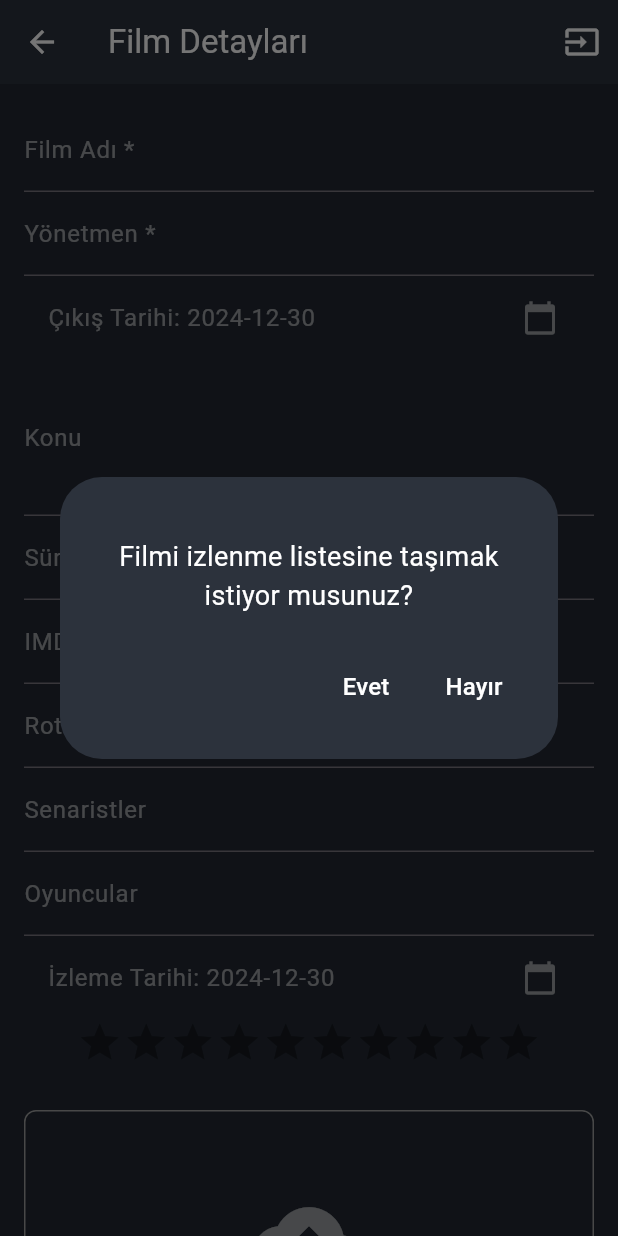
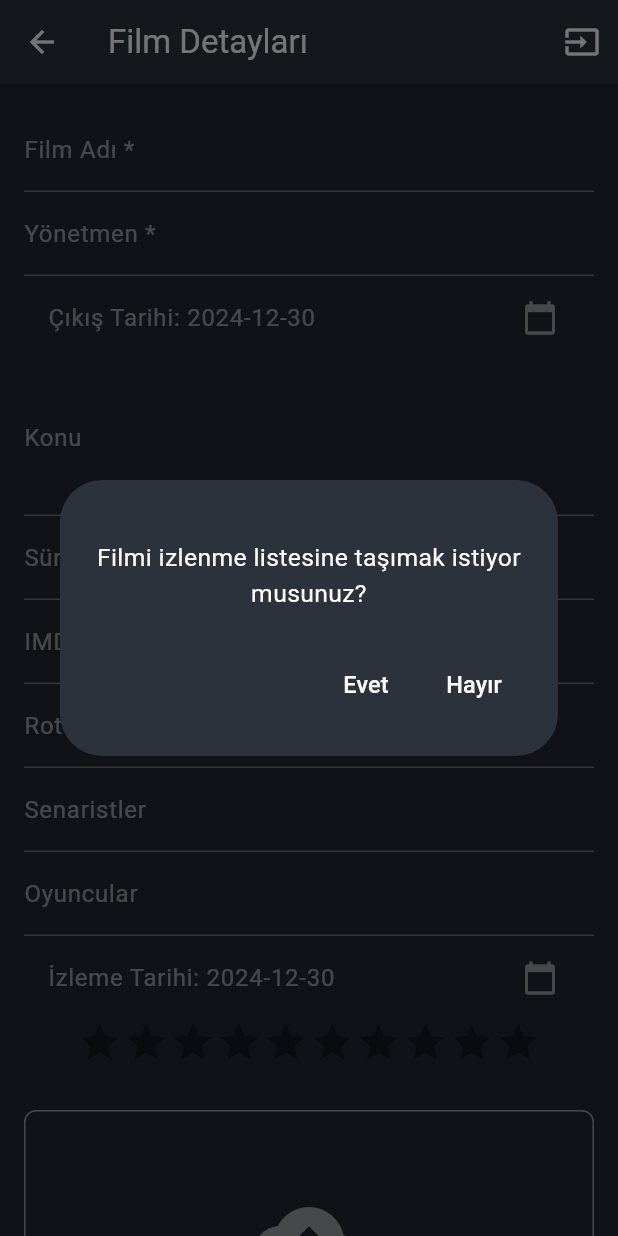
Before and after one commit to MertAliUzun/movie_collections_mobile, a Flutter app: the EditMovieScreen screen opened directly with empty values, after a tap on the "input" icon, on a phone screen of 412 x 824 dp. Run offline on Flutter 3.47's test engine with Material 3 defaults, Android fonts, the phone set to English and light mode, and no system bars; drawn by our look-alikes of flutter_rating_bar; our stand-ins replace flutter_dotenv, image_picker, shared_preferences, supabase_flutter; missing offline and left inert: cloudinary_public; accounts and stored records are empty.

Commit message:
v 1.7 (fixed transfor movie window and poster ratios)

```diff
--- a/lib/screens/collection_screen.dart
+++ b/lib/screens/collection_screen.dart
@@ -282,7 +282,7 @@ class _CollectionScreenState extends State<CollectionScreen> {
                             GridView.builder(
                               gridDelegate: SliverGridDelegateWithFixedCrossAxisCount(
                       crossAxisCount: 3, // 3 cards per row
-                      childAspectRatio: 0.64, // Adjust the aspect ratio as needed
+                      childAspectRatio: _viewType == "Card" ? 0.64 : 0.55, // Adjust the aspect ratio as needed
                     ),
                               shrinkWrap: true,
                               physics: const NeverScrollableScrollPhysics(),
@@ -302,7 +302,7 @@ class _CollectionScreenState extends State<CollectionScreen> {
                   ) : GridView.builder(
                     gridDelegate: SliverGridDelegateWithFixedCrossAxisCount(
                       crossAxisCount: 3, // 3 cards per row
-                      childAspectRatio: 0.64, // Adjust the aspect ratio as needed
+                      childAspectRatio: _viewType == "Card" ? 0.64 : 0.55, // Adjust the aspect ratio as needed
                     ),
                     itemCount: _filteredMovies.length,
                     itemBuilder: (context, index) {
--- a/lib/screens/edit_movie_screen.dart
+++ b/lib/screens/edit_movie_screen.dart
@@ -180,21 +180,23 @@ class _EditMovieScreenState extends State<EditMovieScreen> {
   }
 
   void _toggleWatchedStatus() async {
+    double screenWidth = MediaQuery.of(context).size.width;
+    double screenHeight = MediaQuery.of(context).size.height;
     final confirm = await showDialog<bool>(
       context: context,
       builder: (context) {
         return AlertDialog(
           backgroundColor:  Color.fromARGB(255, 44, 50, 60),
           title: Spacer(),
-          content: Text(textAlign: TextAlign.center, style: TextStyle(fontSize: 18, color: Colors.white), widget.isFromWishlist ? 'Filmi koleksiyona taşımak istiyor musunuz?' : 'Filmi izlenme listesine taşımak istiyor musunuz?'),
+          content: Text(textAlign: TextAlign.center, style: TextStyle(fontSize: screenWidth * 0.04, color: Colors.white), widget.isFromWishlist ? 'Filmi koleksiyona taşımak istiyor musunuz?' : 'Filmi izlenme listesine taşımak istiyor musunuz?'),
           actions: [
             TextButton(
               onPressed: () => Navigator.of(context).pop(true), // User confirmed
-              child: const Text('Evet', style: TextStyle(fontSize: 16,color: Colors.white,)),
+              child: Text('Evet', style: TextStyle(fontSize: screenWidth * 0.038,color: Colors.white,)),
             ),
             TextButton(
               onPressed: () => Navigator.of(context).pop(false), // User declined
-              child: const Text('Hayır', style: TextStyle(fontSize: 16, color: Colors.white,)),
+              child: Text('Hayır', style: TextStyle(fontSize: screenWidth * 0.038, color: Colors.white,)),
             ),
           ],
         );
--- a/lib/screens/wishlist_screen.dart
+++ b/lib/screens/wishlist_screen.dart
@@ -279,7 +279,7 @@ class _WishlistScreenState extends State<WishlistScreen> {
                             GridView.builder(
                               gridDelegate: SliverGridDelegateWithFixedCrossAxisCount(
                       crossAxisCount: 3, // 3 cards per row
-                      childAspectRatio: 0.64, // Adjust the aspect ratio as needed
+                      childAspectRatio: _viewType == "Card" ? 0.64 : 0.55, // Adjust the aspect ratio as needed
                     ),
                               shrinkWrap: true,
                               physics: const NeverScrollableScrollPhysics(),
@@ -299,7 +299,7 @@ class _WishlistScreenState extends State<WishlistScreen> {
                   ) : GridView.builder(
                     gridDelegate: SliverGridDelegateWithFixedCrossAxisCount(
                       crossAxisCount: 3, // 3 cards per row
-                      childAspectRatio: 0.64, // Adjust the aspect ratio as needed
+                      childAspectRatio: _viewType == "Card" ? 0.64 : 0.55, // Adjust the aspect ratio as needed
                     ),
                     itemCount: _filteredMovies.length,
                     itemBuilder: (context, index) {
--- a/lib/widgets/movie_card.dart
+++ b/lib/widgets/movie_card.dart
@@ -199,6 +199,7 @@ double screenHeight = MediaQuery.of(context).size.height;
                 errorBuilder: (context, error, stackTrace) => const Icon(Icons.movie),
               ),
             ),
+            SizedBox(height: screenHeight*0.03,),
           ],
         ),
 
```
